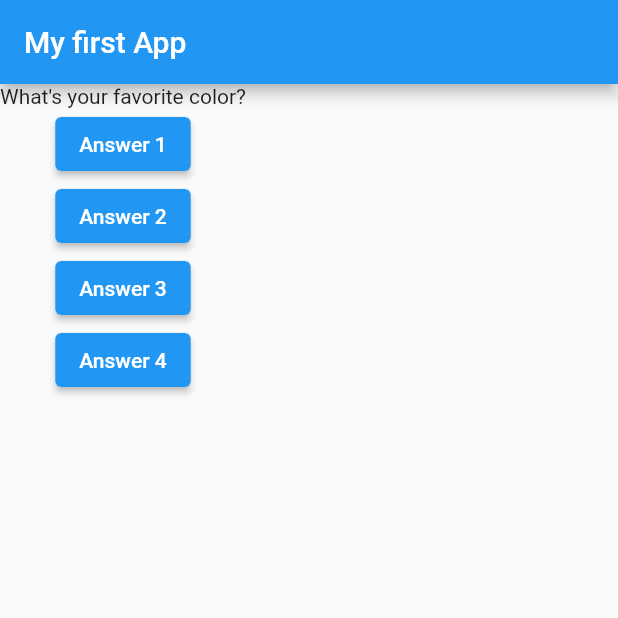
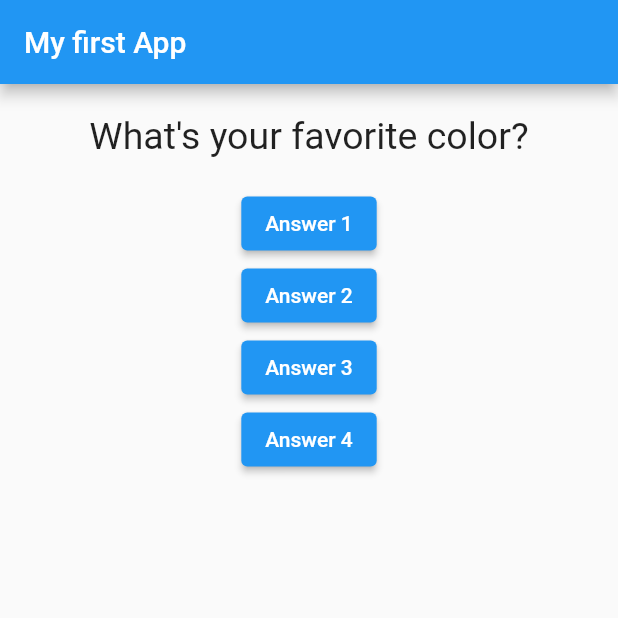
Before and after one commit to Sharan-121/Quiz-App, a Flutter app: the screen it shows after launch, on a phone screen of 412 x 824 dp, the top half of it. Run offline on Flutter 3.47's test engine with Material 2 defaults, Android fonts, the phone set to English and light mode, and no system bars.

```diff
--- a/lib/main.dart
+++ b/lib/main.dart
@@ -1,4 +1,5 @@
 import 'package:flutter/material.dart';
+import './question.dart';
 
 // Flutter apps are just a tree of Widgets.They are the building blocks of any Flutter application.
 // Widget is a special type of object.
@@ -47,8 +48,8 @@ class _MyAppState extends State<MyApp> {
         ),
         body: Column(
           children: <Widget>[
-            Text(
-                questionSet[_questionIndex]), // or questionSet.elementAt(index).
+            Question(questionSet[
+                _questionIndex]), // or questionSet.elementAt(index).
             ElevatedButton(
               onPressed:
                   answerQuestion, // Not answerQuestion() coz we need a pointer to the function(name instead of result).
--- /dev/null
+++ b/lib/question.dart
@@ -0,0 +1,24 @@
+import 'package:flutter/material.dart';
+
+// By default,Text widget only allocates space depending on the length of the text.Hence to align the text we need another widget.That is where container comes into picture.
+
+// Margin modifies the space around the container.
+
+class Question extends StatelessWidget {
+  final String questionText; // Value does not change after initializing.
+
+  Question(this.questionText);
+
+  @override
+  Widget build(BuildContext context) {
+    return Container(
+      width: double.infinity,
+      margin: EdgeInsets.all(20.0),
+      child: Text(
+        questionText,
+        style: TextStyle(fontSize: 25),
+        textAlign: TextAlign.center,
+      ),
+    );
+  }
+}
```
